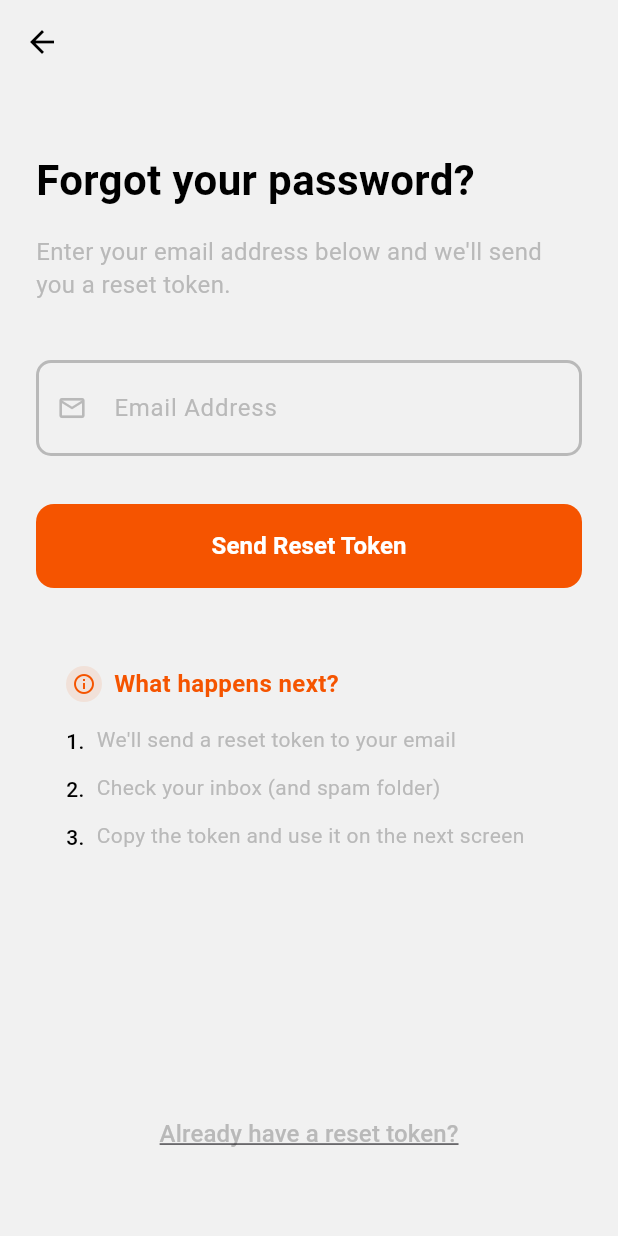
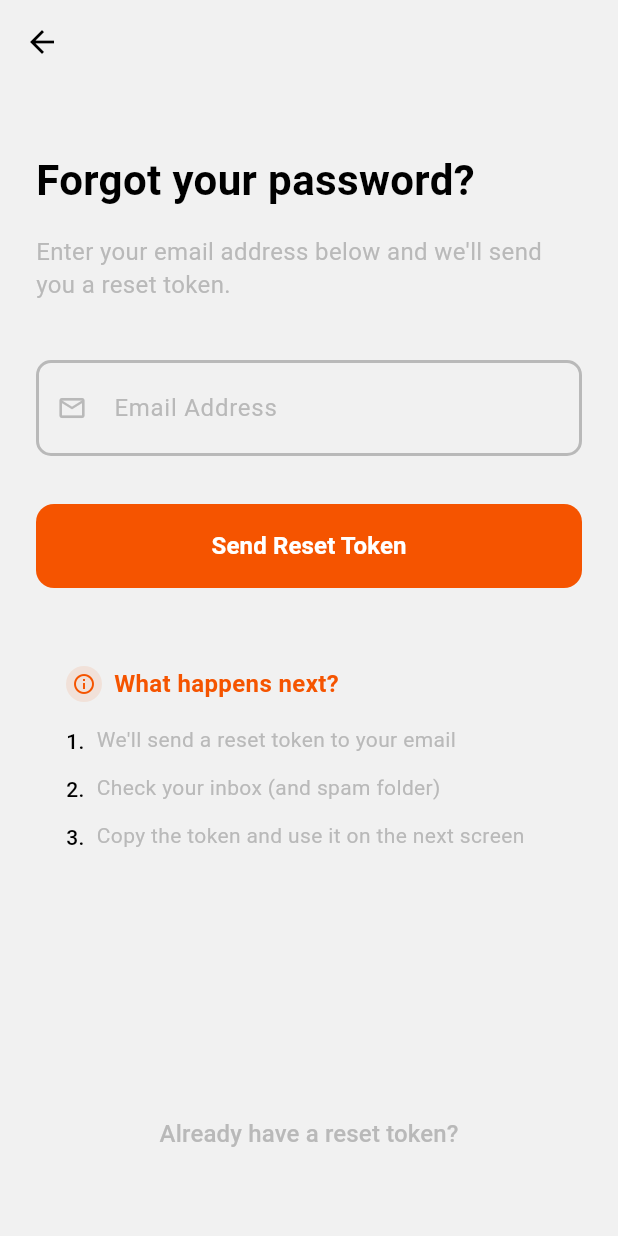
Before and after one commit to Samuelputeho/vandacoo, a Flutter app: the ForgotPasswordPage screen opened directly, on a phone screen of 412 x 824 dp. Run offline on Flutter 3.47's test engine with Material 3 defaults, Android fonts, the light colour scheme and no system bars; our stand-ins replace bloc, cached_network_image, chewie, equatable, flutter_bloc, flutter_local_notifications and 13 more; missing offline and left inert: video_thumbnail; accounts and stored records are empty.

Commit message:
Remove underline decoration from 'Forgot Password?' link for improved UI consistency.

```diff
--- a/lib/features/auth/presentation/pages/forgot_password_page.dart
+++ b/lib/features/auth/presentation/pages/forgot_password_page.dart
@@ -224,7 +224,6 @@ class _ForgotPasswordPageState extends State<ForgotPasswordPage> {
                           color: isDarkMode
                               ? Colors.grey[400]
                               : AppColors.greyColor,
-                          decoration: TextDecoration.underline,
                         ),
                       ),
                     ),
```
